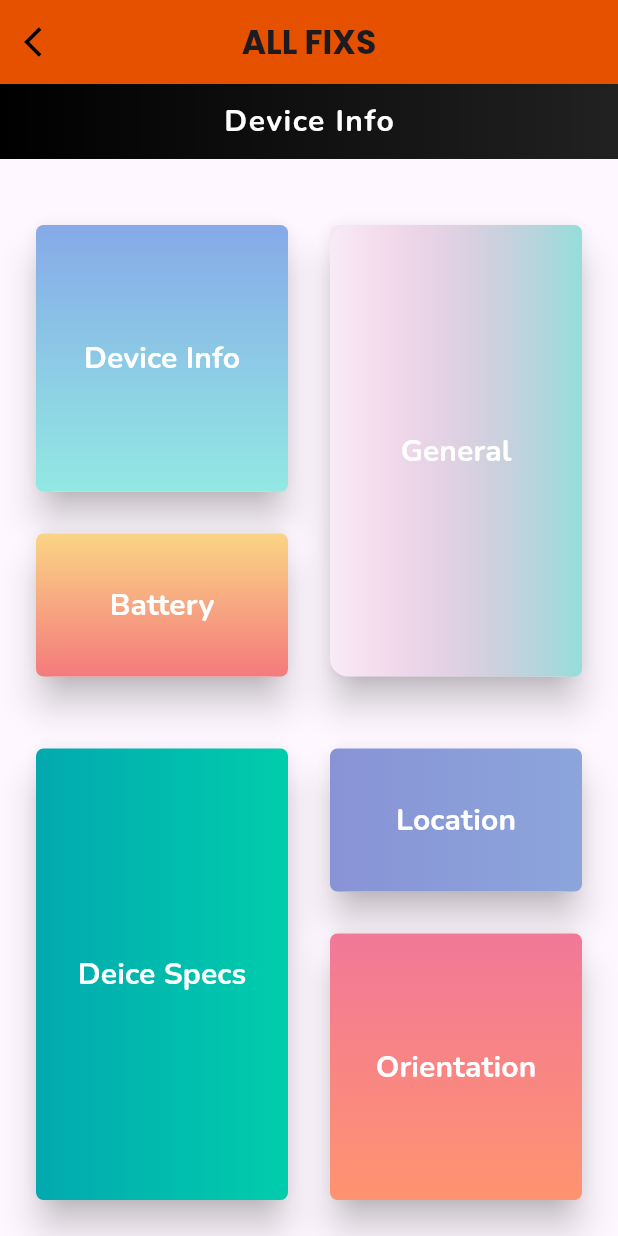
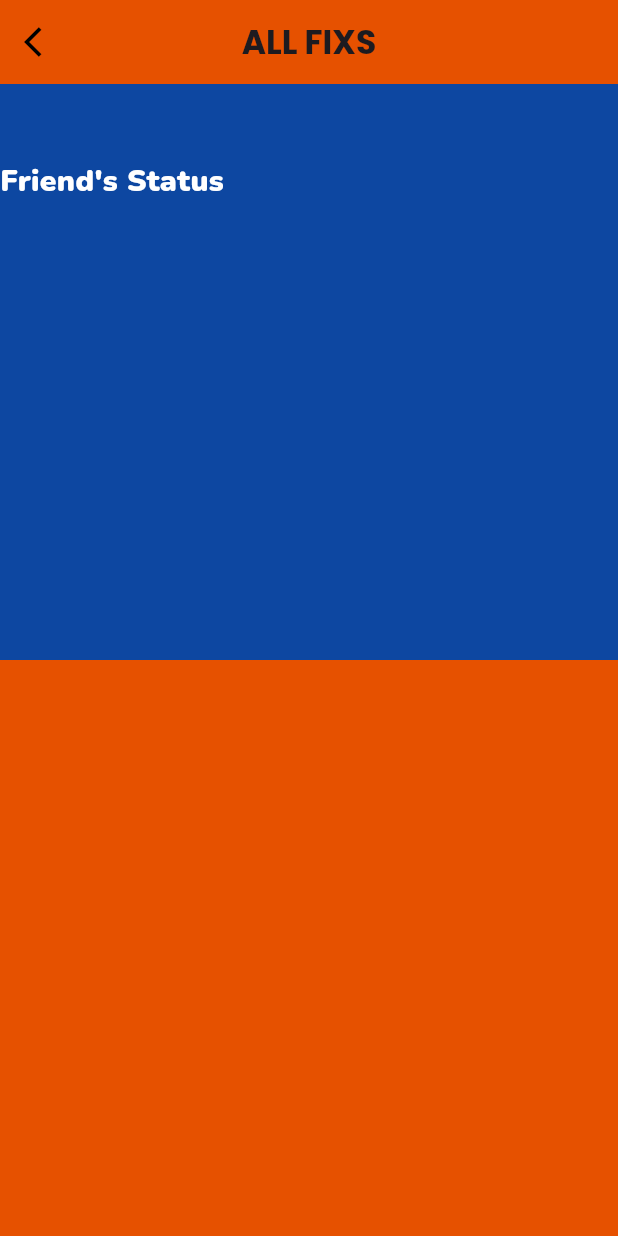
Before and after one commit to kashaf-ud-duja/All_fixs_flutter-projects, a Flutter app: the screen it shows after launch, on a phone screen of 412 x 824 dp. Run offline on Flutter 3.47's test engine with Material 3 defaults, Android fonts, the phone set to English and light mode, and no system bars; our stand-ins replace animated_bottom_navigation_bar, circular_profile_avatar, flutter_sizer, font_awesome_flutter, getwidget, google_fonts and 3 more; missing offline and left inert: dart:html.

Commit message:
user status Screen

```diff
--- /dev/null
+++ b/all_fixs/lib/Views/Features/DeviceInfo/UserStatus/user_status.dart
@@ -0,0 +1,60 @@
+import 'package:flutter/cupertino.dart';
+import 'package:flutter/material.dart';
+import 'package:google_fonts/google_fonts.dart';
+
+class UserStatus extends StatelessWidget {
+  const UserStatus({super.key});
+
+  @override
+  Widget build(BuildContext context) {
+    return Scaffold(
+      appBar: AppBar(
+        title: Text(
+          "ALL FIXS",
+          style: GoogleFonts.poppins(fontWeight: FontWeight.bold),
+        ),
+        backgroundColor: Color.fromRGBO(230, 81, 0, 1),
+        centerTitle: true,
+        leading: IconButton(
+          icon: Icon(Icons.arrow_back_ios),
+          color: Colors.black,
+          onPressed: () {
+            Navigator.of(context).pop();
+          },
+        ),
+      ),
+      body: Column(
+        children: [
+          Expanded(
+            child: Container(
+              color: Colors.blue[900],
+              child: Column(
+                children: [
+                  SizedBox(
+                    height: 50,
+                  ),
+                  Row(
+                    children: <Widget>[
+                      Text("Friend's Status",
+                      style: GoogleFonts.nunito(
+                        fontWeight: FontWeight.w900,
+                        color: Colors.white,
+                        fontSize: 20,
+                      ),
+                      textAlign: TextAlign.left,)
+                    ],
+                  ),
+                ],
+              ),
+            ),
+          ),
+          Expanded(
+            child: Container(
+              color: Colors.orange[900],
+            ),
+          ),
+        ],
+      ),
+    );
+  }
+}
--- a/all_fixs/lib/main.dart
+++ b/all_fixs/lib/main.dart
@@ -1,5 +1,6 @@
 // ignore_for_file: unused_import
-import 'package:all_fixs/Views/Auth/Features/DeviceInfo/device_info.dart';
+import 'package:all_fixs/Views/Features/DeviceInfo/UserStatus/user_status.dart';
+import 'package:all_fixs/Views/Features/DeviceInfo/device_info.dart';
 import 'package:all_fixs/Views/Homepage/Dashboard.dart';
 import 'package:all_fixs/Views/Homepage/home_page.dart';
 import 'package:all_fixs/Views/Profile/profile.dart';
@@ -25,7 +26,7 @@ class Allfixs extends StatelessWidget {
             builder: (context, orientation, screenType) {
             return MaterialApp(
               title: 'ALL FIXS',
-              home: DeviceInfo(),
+              home: UserStatus(),
               debugShowCheckedModeBanner: false,
             );
             }
```
Also changed, not shown: all_fixs/lib/Views/Features/DeviceInfo/device_info.dart (renamed from all_fixs/lib/Views/Auth/Features/DeviceInfo/device_info.dart).
